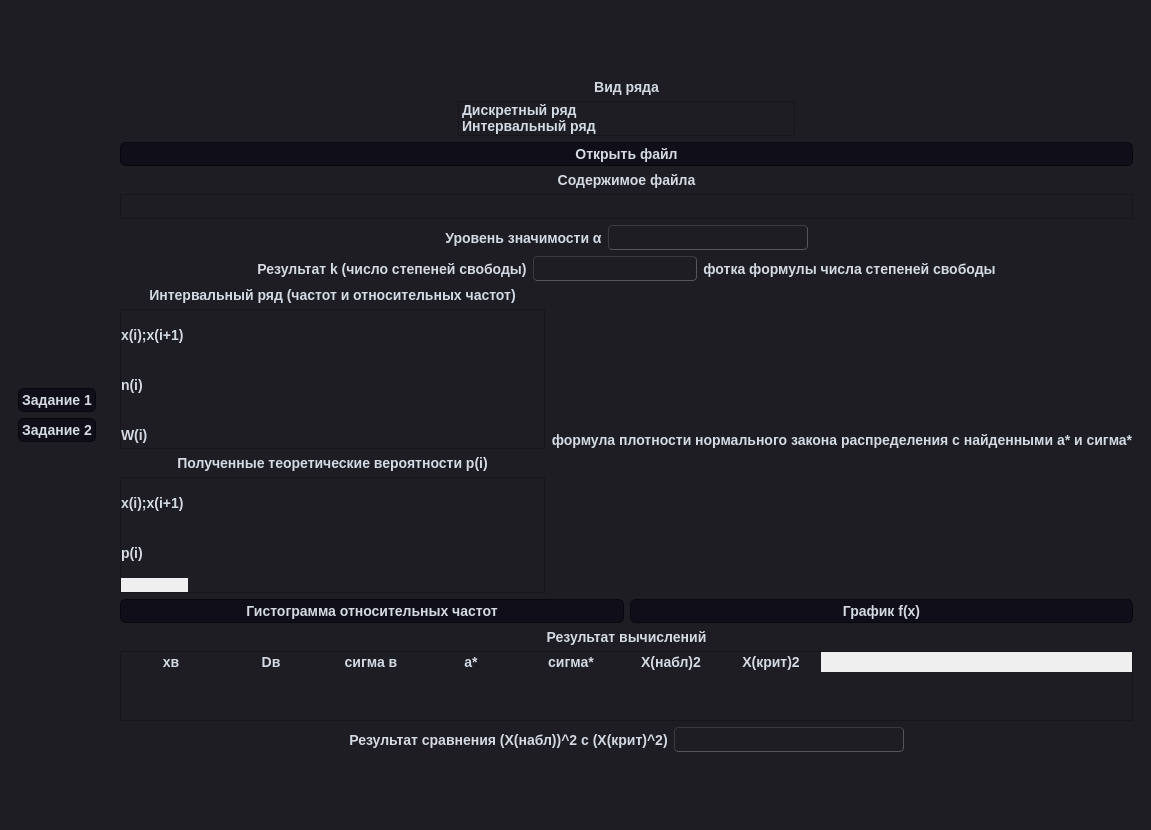
Before: the Qt Designer form interface.ui in T-LORE/tv_lr6, drawn with Qt 5.
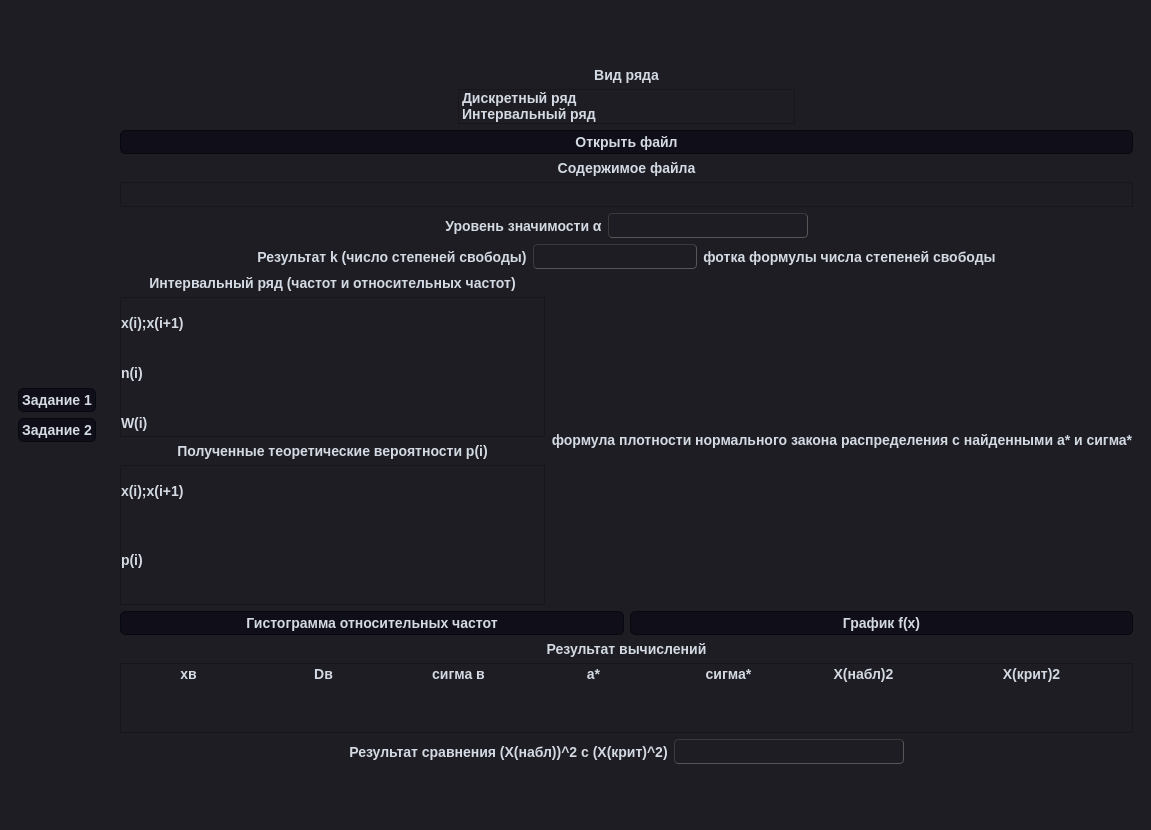
After: the same form once the commit is applied. The open tabs and pages were chosen to show the change.

Commit message: Таблички сразу появляются растянутыми

Patch:
```diff
--- a/interface.ui
+++ b/interface.ui
@@ -979,6 +979,9 @@
                   <property name="cornerButtonEnabled">
                    <bool>false</bool>
                   </property>
+                  <property name="rowCount">
+                   <number>4</number>
+                  </property>
                   <property name="columnCount">
                    <number>0</number>
                   </property>
@@ -1003,6 +1006,9 @@
                   <attribute name="verticalHeaderDefaultSectionSize">
                    <number>50</number>
                   </attribute>
+                  <attribute name="verticalHeaderStretchLastSection">
+                   <bool>true</bool>
+                  </attribute>
                   <row>
                    <property name="text">
                     <string>x(i);x(i+1)</string>
@@ -1108,6 +1114,9 @@
                 <attribute name="verticalHeaderDefaultSectionSize">
                  <number>50</number>
                 </attribute>
+                <attribute name="verticalHeaderStretchLastSection">
+                 <bool>true</bool>
+                </attribute>
                 <row>
                  <property name="text">
                   <string>x(i);x(i+1)</string>
@@ -1499,6 +1508,24 @@
             <property name="sizeAdjustPolicy">
              <enum>QAbstractScrollArea::AdjustToContents</enum>
             </property>
+            <attribute name="horizontalHeaderCascadingSectionResizes">
+             <bool>true</bool>
+            </attribute>
+            <attribute name="horizontalHeaderMinimumSectionSize">
+             <number>50</number>
+            </attribute>
+            <attribute name="horizontalHeaderDefaultSectionSize">
+             <number>135</number>
+            </attribute>
+            <attribute name="horizontalHeaderShowSortIndicator" stdset="0">
+             <bool>false</bool>
+            </attribute>
+            <attribute name="horizontalHeaderStretchLastSection">
+             <bool>true</bool>
+            </attribute>
+            <attribute name="verticalHeaderStretchLastSection">
+             <bool>false</bool>
+            </attribute>
             <column>
              <property name="text">
               <string>xв</string>
```
Left out of the diff: 2 changed lines with no effect on the pictures.
